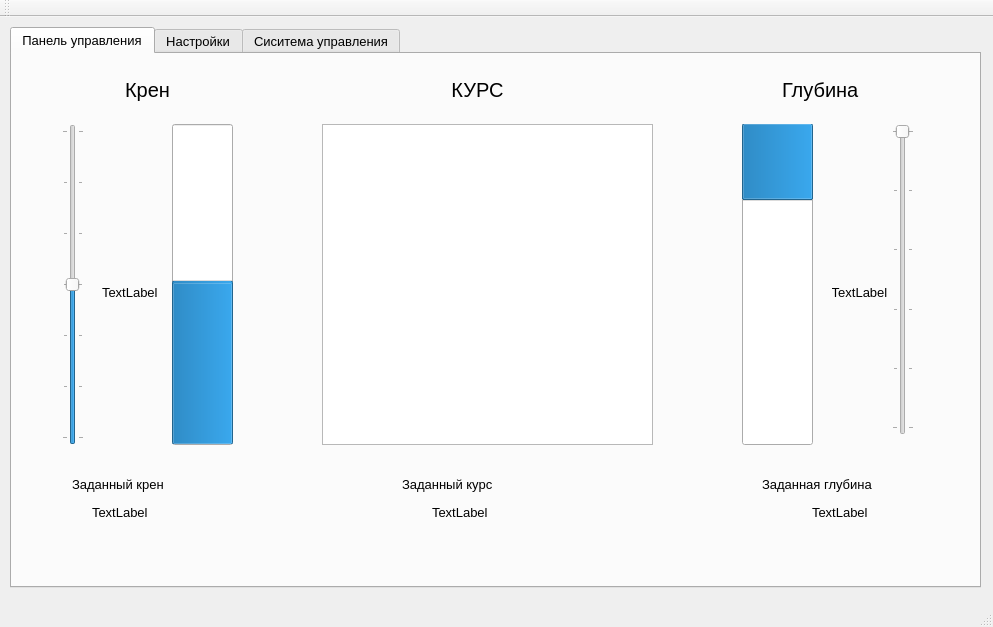
Old version of the form pult/controlpanel.ui in the repository Kirill2693/pult.
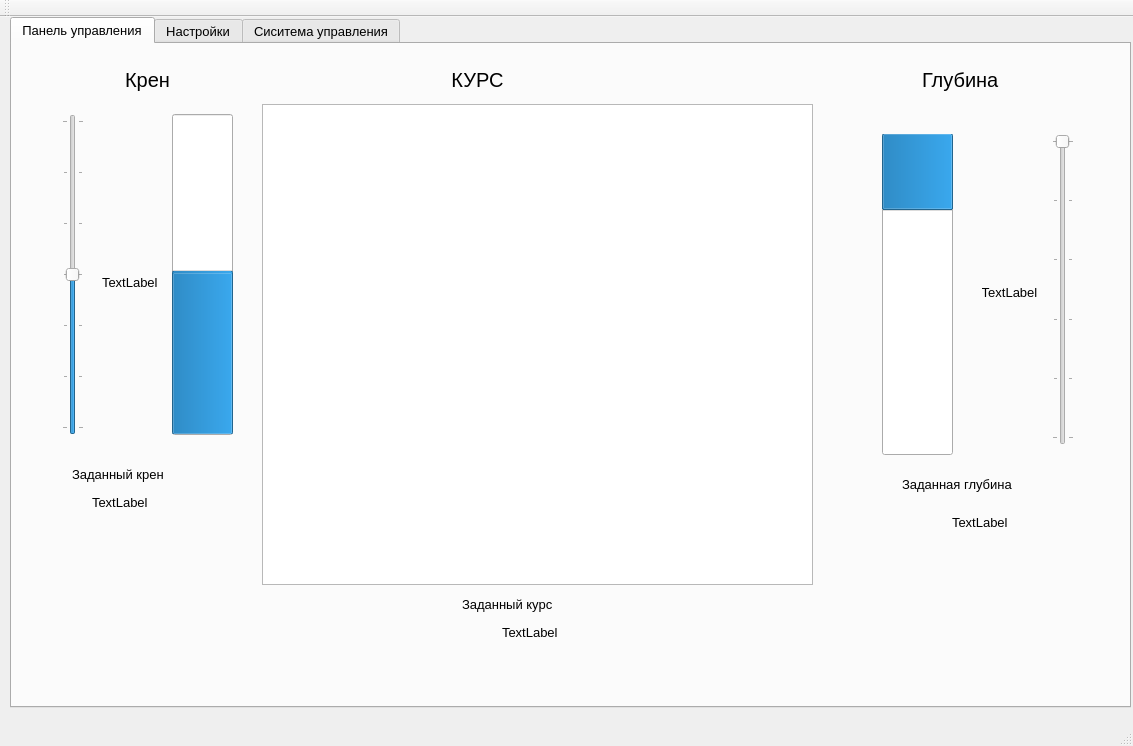
New version of the form.

```diff
--- a/pult/controlpanel.ui
+++ b/pult/controlpanel.ui
@@ -9,8 +9,8 @@
    <rect>
     <x>0</x>
     <y>0</y>
-    <width>993</width>
-    <height>627</height>
+    <width>1133</width>
+    <height>746</height>
    </rect>
   </property>
   <property name="font">
@@ -26,9 +26,9 @@
     <property name="geometry">
      <rect>
       <x>10</x>
-      <y>10</y>
-      <width>971</width>
-      <height>561</height>
+      <y>0</y>
+      <width>1121</width>
+      <height>691</height>
      </rect>
     </property>
     <property name="currentIndex">
@@ -41,10 +41,10 @@
      <widget class="QGraphicsView" name="YawView">
       <property name="geometry">
        <rect>
-        <x>310</x>
-        <y>70</y>
-        <width>331</width>
-        <height>321</height>
+        <x>250</x>
+        <y>60</y>
+        <width>551</width>
+        <height>481</height>
        </rect>
       </property>
      </widget>
@@ -88,8 +88,8 @@
      <widget class="QProgressBar" name="DepthBar">
       <property name="geometry">
        <rect>
-        <x>730</x>
-        <y>70</y>
+        <x>870</x>
+        <y>90</y>
         <width>71</width>
         <height>321</height>
        </rect>
@@ -144,8 +144,8 @@
       </property>
       <property name="geometry">
        <rect>
-        <x>880</x>
-        <y>70</y>
+        <x>1040</x>
+        <y>90</y>
         <width>22</width>
         <height>311</height>
        </rect>
@@ -178,7 +178,7 @@
      <widget class="QLabel" name="DptTxtLabel">
       <property name="geometry">
        <rect>
-        <x>770</x>
+        <x>910</x>
         <y>20</y>
         <width>111</width>
         <height>31</height>
@@ -196,8 +196,8 @@
      <widget class="QLabel" name="SetDepthLabel">
       <property name="geometry">
        <rect>
-        <x>800</x>
-        <y>450</y>
+        <x>940</x>
+        <y>470</y>
         <width>55</width>
         <height>16</height>
        </rect>
@@ -209,8 +209,8 @@
      <widget class="QLabel" name="SetYawlabel">
       <property name="geometry">
        <rect>
-        <x>420</x>
-        <y>450</y>
+        <x>490</x>
+        <y>580</y>
         <width>55</width>
         <height>16</height>
        </rect>
@@ -235,8 +235,8 @@
      <widget class="QLabel" name="CurDepthLabel">
       <property name="geometry">
        <rect>
-        <x>820</x>
-        <y>230</y>
+        <x>970</x>
+        <y>240</y>
         <width>55</width>
         <height>16</height>
        </rect>
@@ -316,8 +316,8 @@
      <widget class="QLabel" name="label">
       <property name="geometry">
        <rect>
-        <x>390</x>
-        <y>420</y>
+        <x>450</x>
+        <y>550</y>
         <width>141</width>
         <height>21</height>
        </rect>
@@ -329,8 +329,8 @@
      <widget class="QLabel" name="label_2">
       <property name="geometry">
        <rect>
-        <x>750</x>
-        <y>420</y>
+        <x>890</x>
+        <y>430</y>
         <width>141</width>
         <height>21</height>
        </rect>
```
Left out of the diff: 4 changed lines with no effect on the pictures.
